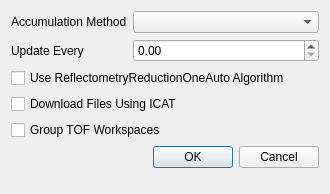
Old version of the form scripts/Interface/ui/reflectometer/refl_options_window.ui in the repository mantidproject/mantid.
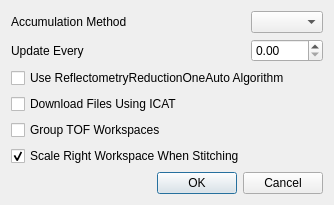
New version of the form.

Commit message:
refs #14846. Option for scale workspace.
Gui options now give the possibility to specify which workspace you want to scale when you stitch

What changed in the file:
```diff
--- a/scripts/Interface/ui/reflectometer/refl_options_window.ui
+++ b/scripts/Interface/ui/reflectometer/refl_options_window.ui
@@ -6,7 +6,7 @@
    <rect>
     <x>0</x>
     <y>0</y>
-    <width>330</width>
+    <width>332</width>
     <height>194</height>
    </rect>
   </property>
@@ -68,7 +68,7 @@
      </property>
     </widget>
    </item>
-   <item row="5" column="0" colspan="2">
+   <item row="6" column="0" colspan="2">
     <widget class="QDialogButtonBox" name="buttonsLive">
      <property name="orientation">
       <enum>Qt::Horizontal</enum>
@@ -78,6 +78,19 @@
      </property>
     </widget>
    </item>
+   <item row="5" column="0">
+    <widget class="QCheckBox" name="checkScaleRight">
+     <property name="toolTip">
+      <string>Deselecting this will scale the LHS workspace</string>
+     </property>
+     <property name="text">
+      <string>Scale Right Workspace When Stitching</string>
+     </property>
+     <property name="checked">
+      <bool>true</bool>
+     </property>
+    </widget>
+   </item>
   </layout>
  </widget>
  <resources/>
```
The commit also changes 3 other files.
